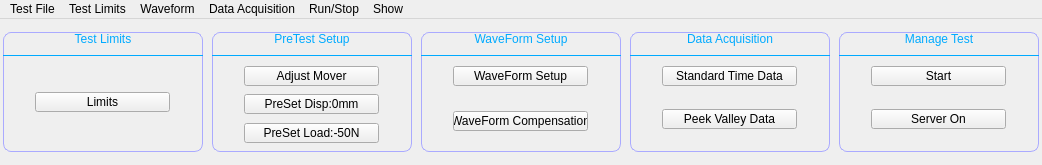
Above: SWDev/SWDev/TestSetup.ui from PingJian2019/sw-device before the change. Below: the same form after it.
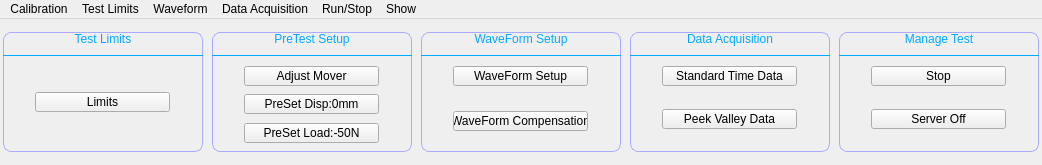
That is the form after the change.

```diff
--- a/SWDev/SWDev/TestSetup.ui
+++ b/SWDev/SWDev/TestSetup.ui
@@ -1234,7 +1234,7 @@
             </size>
            </property>
            <property name="text">
-            <string>Start</string>
+            <string>Stop</string>
            </property>
           </widget>
          </item>
@@ -1296,7 +1296,7 @@
             </size>
            </property>
            <property name="text">
-            <string>Server On</string>
+            <string>Server Off</string>
            </property>
           </widget>
          </item>
@@ -1342,9 +1342,9 @@
      <height>23</height>
     </rect>
    </property>
-   <widget class="QMenu" name="menuTest_File">
+   <widget class="QMenu" name="menuCalibration">
     <property name="title">
-     <string>Test File</string>
+     <string>Calibration</string>
     </property>
     <addaction name="actionNew"/>
     <addaction name="actionOpen"/>
@@ -1382,7 +1382,7 @@
     <addaction name="actionPeak_Valley"/>
     <addaction name="actionDispLoad"/>
    </widget>
-   <addaction name="menuTest_File"/>
+   <addaction name="menuCalibration"/>
    <addaction name="menuTest_Limits"/>
    <addaction name="menuWaveform"/>
    <addaction name="menuData_Acquisition"/>
```
Left out of the diff: 7 changed lines with no effect on the pictures.
